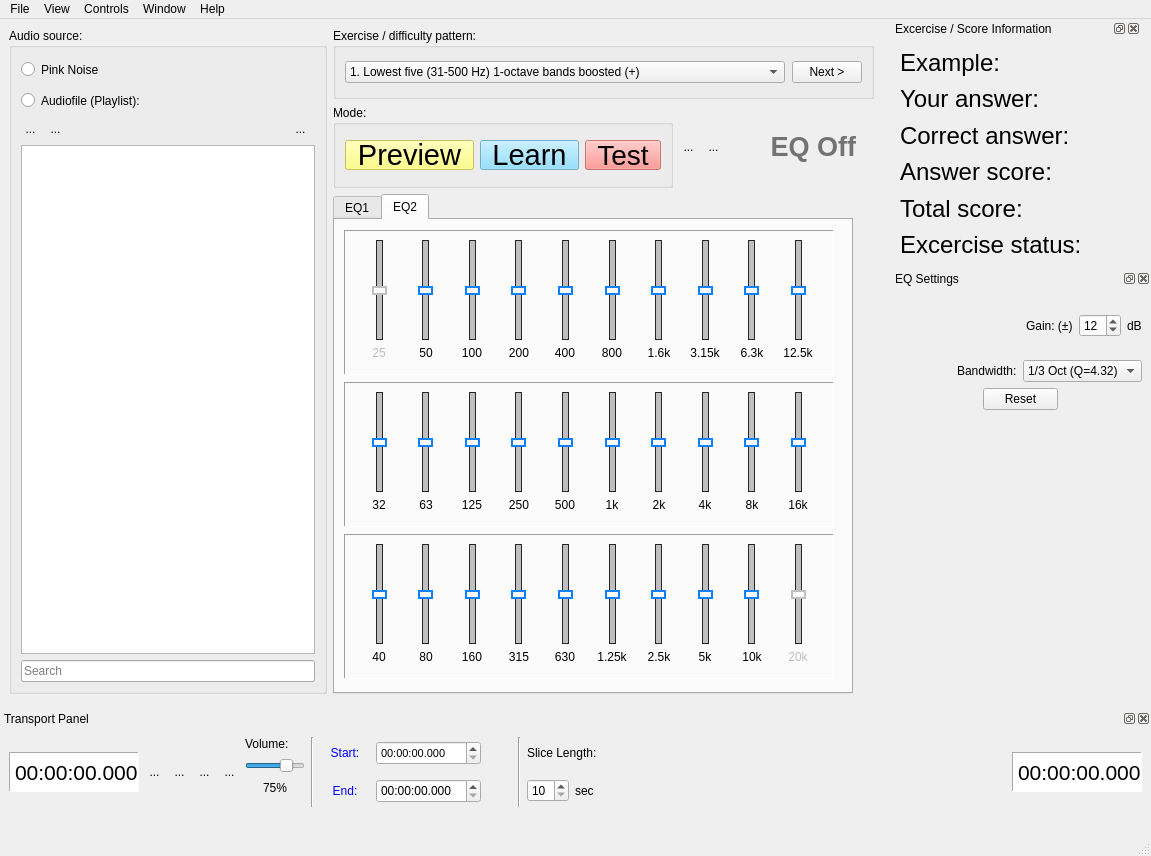
First picture: the form in View/mainwindow.ui, repository Gdalik/EarQuiz_Frequencies, before the edit.
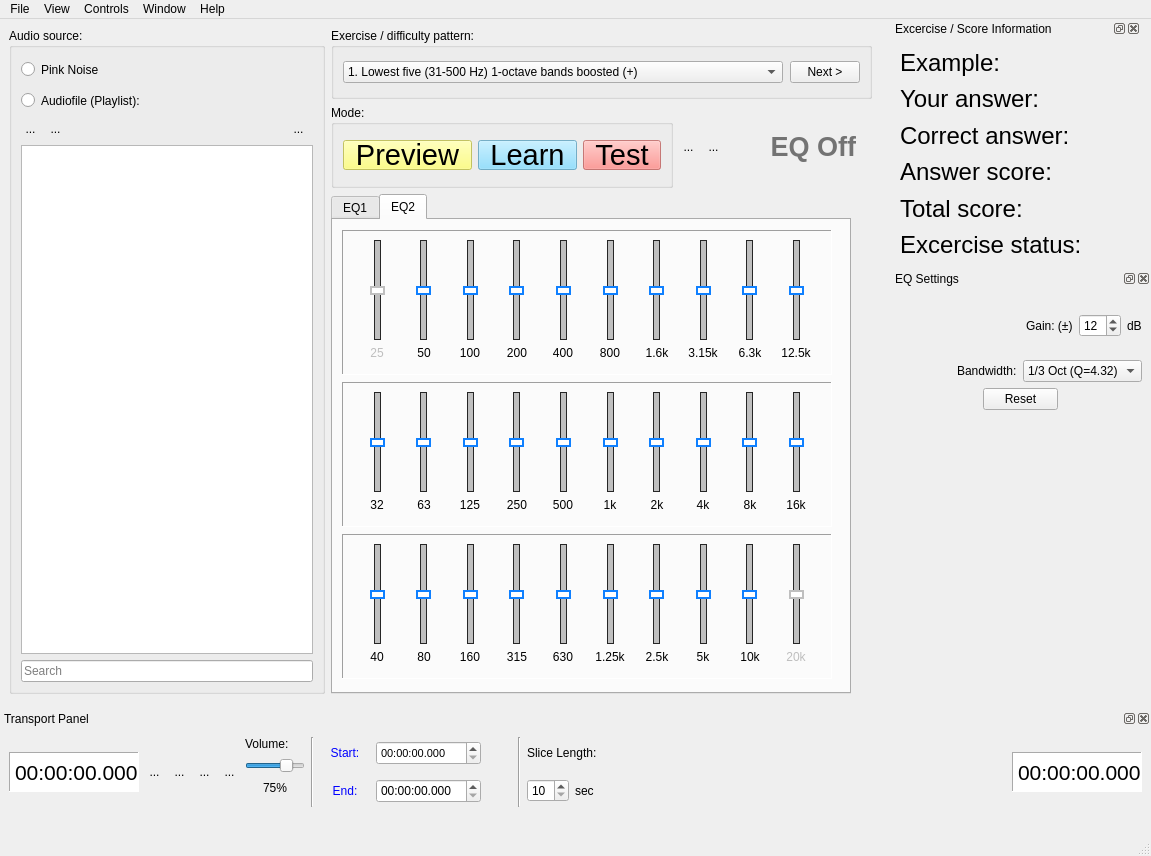
Second picture: the form after the edit. Icons and pictures are not drawn. Custom widgets are drawn as their Qt base class.

```diff
--- a/View/mainwindow.ui
+++ b/View/mainwindow.ui
@@ -216,7 +216,7 @@
            </property>
            <property name="font">
             <font>
-             <pointsize>21</pointsize>
+             <pointsize>22</pointsize>
             </font>
            </property>
            <property name="styleSheet">
```
